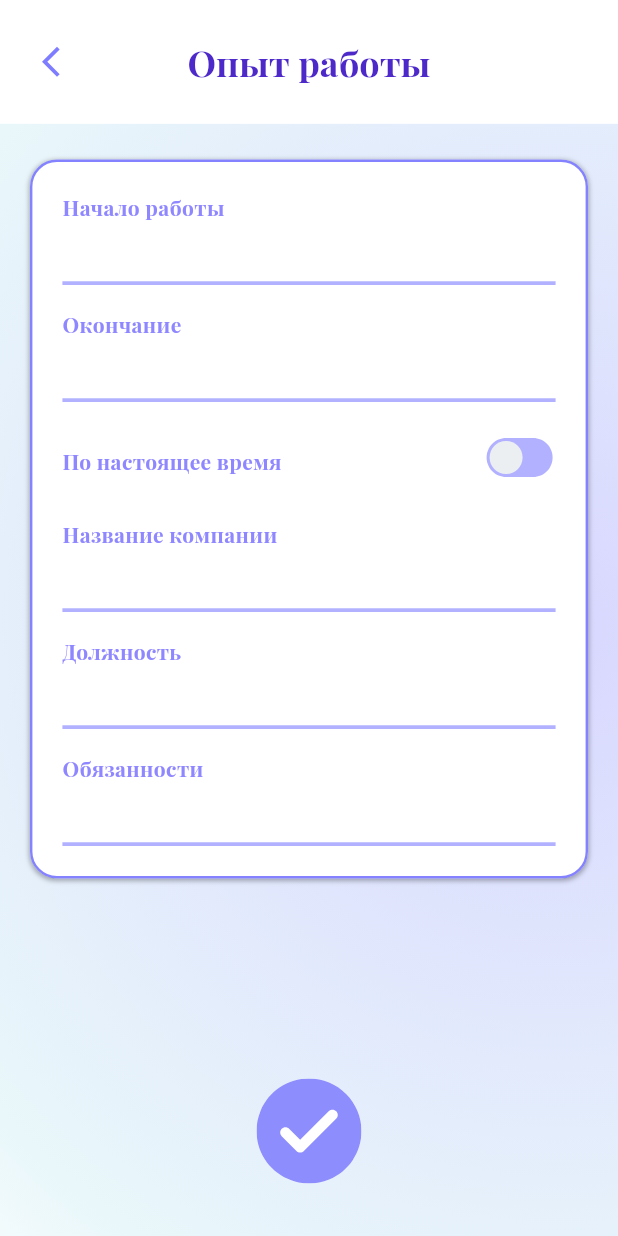
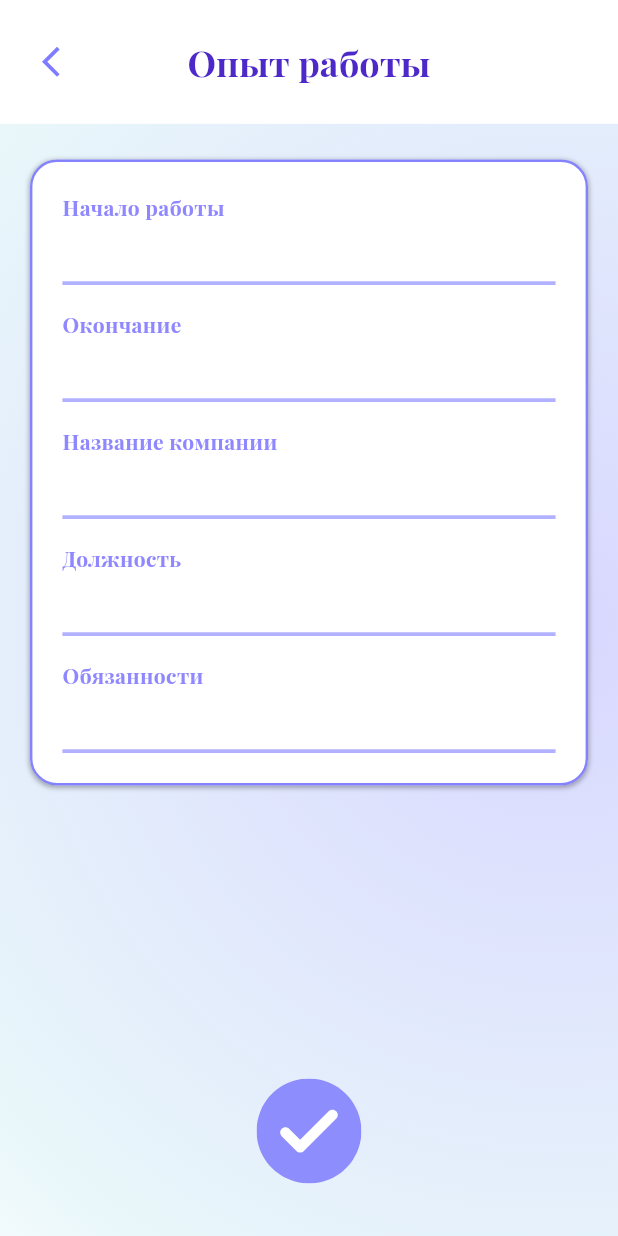
Before and after one commit to mxnmiraii/Vkatun, a Flutter app: the WorkExperiencePage screen opened directly, on a phone screen of 412 x 824 dp. Run offline on Flutter 3.47's test engine with Material 3 defaults, Android fonts, the phone set to English and light mode, and no system bars; our stand-ins replace file_picker, flutter_svg, mask_text_input_formatter, pdf, printing, shared_preferences; missing offline and left inert: appmetrica_plugin; accounts and stored records are empty; project files that could hold a hidden picture were left out.

```diff
--- a/frontend/lib/windows_edit_resume/work_experience_page.dart
+++ b/frontend/lib/windows_edit_resume/work_experience_page.dart
@@ -13,36 +13,22 @@ class WorkExperiencePage extends StatefulWidget {
 }
 
 class _WorkExperiencePageState extends State<WorkExperiencePage> {
-
   late TextEditingController _startDateController = TextEditingController();
   late TextEditingController _endDateController = TextEditingController();
   late TextEditingController _companyController = TextEditingController();
   late TextEditingController _positionController = TextEditingController();
   late TextEditingController _dutiesController = TextEditingController();
-  bool _currentlyWorking = false;
 
   @override
   void initState() {
     super.initState();
-
     final data = widget.data;
 
-    _startDateController = TextEditingController(
-      text: data.isNotEmpty ? data[0] : '',
-    );
-    _endDateController = TextEditingController(
-      text: data.length > 1 ? data[1] : '',
-    );
-    _companyController = TextEditingController(
-      text: data.length > 2 ? data[2] : '',
-    );
-    _positionController = TextEditingController(
-      text: data.length > 3 ? data[3] : '',
-    );
-    _dutiesController = TextEditingController(
-      text: data.length > 4 ? data[4] : '',
-    );
-    _currentlyWorking = data.length > 5 ? data[5].toLowerCase() == 'true' : false;
+    _startDateController = TextEditingController(text: data.isNotEmpty ? data[0] : '');
+    _endDateController = TextEditingController(text: data.length > 1 ? data[1] : '');
+    _companyController = TextEditingController(text: data.length > 2 ? data[2] : '');
+    _positionController = TextEditingController(text: data.length > 3 ? data[3] : '');
+    _dutiesController = TextEditingController(text: data.length > 4 ? data[4] : '');
   }
 
   @override
@@ -60,22 +46,18 @@ class _WorkExperiencePageState extends State<WorkExperiencePage> {
       _showError('Введите дату начала работы');
       return false;
     }
-
-    if (!_currentlyWorking && _endDateController.text.trim().isEmpty) {
+    if (_endDateController.text.trim().isEmpty) {
       _showError('Введите дату окончания работы');
       return false;
     }
-
     if (_companyController.text.trim().isEmpty) {
       _showError('Введите название компании');
       return false;
     }
-
     if (_positionController.text.trim().isEmpty) {
       _showError('Введите должность');
       return false;
     }
-
     return true;
   }
 
@@ -93,7 +75,6 @@ class _WorkExperiencePageState extends State<WorkExperiencePage> {
     final screenHeight = MediaQuery.of(context).size.height;
     final appBarHeight = screenHeight * 0.1;
     final screenWidth = MediaQuery.of(context).size.width;
-    final space = screenWidth * 0.05;
 
     return Scaffold(
       extendBody: true,
@@ -140,7 +121,6 @@ class _WorkExperiencePageState extends State<WorkExperiencePage> {
       ),
       body: Stack(
         children: [
-          // Градиент на фоне
           Container(
             width: double.infinity,
             height: double.infinity,
@@ -185,20 +165,11 @@ class _WorkExperiencePageState extends State<WorkExperiencePage> {
                     controller: _startDateController,
                   ),
                   const SizedBox(height: 16),
-
-                  if (_currentlyWorking) ...[
-                    _buildSwitchRow(),
-                    const SizedBox(height: 16),
-                  ] else ...[
-                    _buildTextField(
-                      label: 'Окончание',
-                      controller: _endDateController,
-                    ),
-                    const SizedBox(height: 16),
-                    _buildSwitchRow(),
-                    const SizedBox(height: 16),
-                  ],
-
+                  _buildTextField(
+                    label: 'Окончание',
+                    controller: _endDateController,
+                  ),
+                  const SizedBox(height: 16),
                   _buildTextField(
                     label: 'Название компании',
                     controller: _companyController,
@@ -253,8 +224,10 @@ class _WorkExperiencePageState extends State<WorkExperiencePage> {
             color: lavenderBlue,
           ),
         ),
-        TextField(
+        TextFormField(
           controller: controller,
+          keyboardType: TextInputType.multiline,
+          maxLines: null,
           style: const TextStyle(
             fontFamily: "NotoSans",
             fontSize: 14,
@@ -294,39 +267,4 @@ class _WorkExperiencePageState extends State<WorkExperiencePage> {
     );
   }
 
-  Widget _buildSwitchRow() {
-    return Row(
-      mainAxisAlignment: MainAxisAlignment.spaceBetween,
-      children: [
-        const Text(
-          'По настоящее время',
-          style: TextStyle(
-            fontFamily: 'Playfair',
-            fontSize: 14,
-            fontWeight: FontWeight.w800,
-            color: lavenderBlue,
-          ),
-        ),
-        GestureDetector(
-          onTap: () {
-            setState(() {
-              _currentlyWorking = !_currentlyWorking;
-              if (_currentlyWorking) _endDateController.clear();
-            });
-          },
-          child: AnimatedSwitcher(
-            duration: const Duration(milliseconds: 400),
-            transitionBuilder: (child, animation) =>
-                FadeTransition(opacity: animation, child: child),
-            child: SvgPicture.asset(
-              _currentlyWorking
-                  ? 'assets/images/toggle_on_icon.svg'
-                  : 'assets/images/toggle_off_icon.svg',
-              key: ValueKey(_currentlyWorking),
-            ),
-          ),
-        ),
-      ],
-    );
-  }
 }
```
Also changed, not shown: frontend/lib/pages/resume_view_page.dart (+182 -144 lines).
